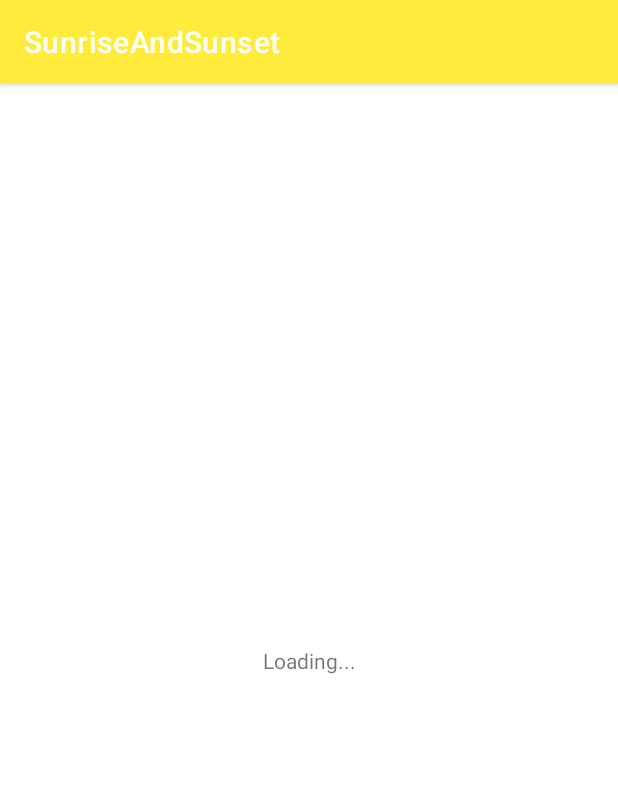
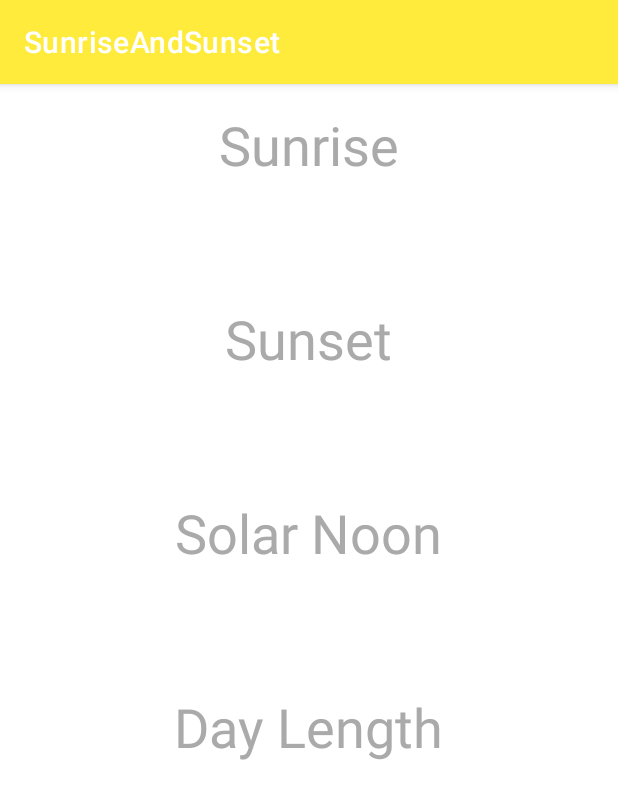
Before and after one commit to iansui2/SunriseAndSunset, an Android app: the screen it shows after launch (MainActivity), on a phone screen of 412 x 824 dp. Shown: the top 799 px of the screen. Run offline under Robolectric (Android 15) with nearby library versions, the phone set to English and light mode, and no system bars; our stand-ins replace data binding; 5 statements that could not run were skipped.

Commit message:
put the data into TextViews

```diff
--- a/app/src/main/java/com/iansui/sunriseandsunset/sunrisesunset/SunriseSunsetFragment.kt
+++ b/app/src/main/java/com/iansui/sunriseandsunset/sunrisesunset/SunriseSunsetFragment.kt
@@ -13,10 +13,9 @@ class SunriseSunsetFragment : Fragment() {
     private val viewModel: SunriseSunsetViewModel by viewModels()
 
     override fun onCreateView(
-        inflater: LayoutInflater,
-        container: ViewGroup?,
-        savedInstanceState: Bundle?
-    ): View? {
+            inflater: LayoutInflater,
+            container: ViewGroup?,
+            savedInstanceState: Bundle?): View {
         val binding = FragmentSunriseSunsetBinding.inflate(inflater)
 
         // Allow Data Binding to Observe LiveData with the lifecycle of this Fragment
--- a/app/src/main/java/com/iansui/sunriseandsunset/sunrisesunset/SunriseSunsetViewModel.kt
+++ b/app/src/main/java/com/iansui/sunriseandsunset/sunrisesunset/SunriseSunsetViewModel.kt
@@ -15,6 +15,30 @@ class SunriseSunsetViewModel: ViewModel() {
     // External immutable LiveData for the request status
     val status: LiveData<String> = _status
 
+    // Internal MutableLiveData that stores the sunrise of the request
+    private val _sunrise = MutableLiveData<String>()
+
+    // External immutable LiveData for the request status
+    val sunrise: LiveData<String> = _sunrise
+
+    // Internal MutableLiveData that stores the sunset of the request
+    private val _sunset = MutableLiveData<String>()
+
+    // External immutable LiveData for the request status
+    val sunset: LiveData<String> = _sunset
+
+    // Internal MutableLiveData that stores the solar noon of the request
+    private val _solar_noon = MutableLiveData<String>()
+
+    // External immutable LiveData for the request status
+    val solar_noon: LiveData<String> = _solar_noon
+
+    // Internal MutableLiveData that stores the day length of the request
+    private val _day_length = MutableLiveData<String>()
+
+    // External immutable LiveData for the request status
+    val day_length: LiveData<String> = _day_length
+
     /**
      * Call getSunriseSunsetData() on init to display status
      * immediately the app first launches
@@ -31,15 +55,14 @@ class SunriseSunsetViewModel: ViewModel() {
         _status.value = "Loading..."
         viewModelScope.launch {
             try {
-                val result = SunriseSunsetApi.retrofitService.getSunriseSunsetData(latitude = 121.043861,
+                val sunriseSunsetData = SunriseSunsetApi.retrofitService.getSunriseSunsetData(latitude = 121.043861,
                     longitude = 14.676208,
                     date = "today")
-                _status.value = "Success!" +
-                                "\nThe data retrieved are " +
-                                "\nSunrise: ${result.results.sunrise}" +
-                                "\nSunset: ${result.results.sunset}" +
-                                "\nSolar Noon: ${result.results.solarNoon}" +
-                                "\nDay Length: ${result.results.dayLength}"
+                _status.value = "Success!"
+                _sunrise.value = sunriseSunsetData.results.sunrise
+                _sunset.value = sunriseSunsetData.results.sunset
+                _solar_noon.value = sunriseSunsetData.results.solarNoon
+                _day_length.value = sunriseSunsetData.results.dayLength
             } catch (e: Exception) {
                 _status.value = "Failure! " +
                                 "\n${e.message}"
--- a/app/src/main/res/layout/fragment_sunrise_sunset.xml
+++ b/app/src/main/res/layout/fragment_sunrise_sunset.xml
@@ -1,8 +1,8 @@
 <?xml version="1.0" encoding="utf-8"?>
 <layout
     xmlns:android="http://schemas.android.com/apk/res/android"
-    xmlns:tools="http://schemas.android.com/tools"
-    xmlns:app="http://schemas.android.com/apk/res-auto">
+    xmlns:app="http://schemas.android.com/apk/res-auto"
+    xmlns:tools="http://schemas.android.com/tools">
 
     <data>
         <variable
@@ -10,19 +10,88 @@
             type="com.iansui.sunriseandsunset.sunrisesunset.SunriseSunsetViewModel" />
     </data>
 
-        <androidx.constraintlayout.widget.ConstraintLayout
-            android:layout_width="match_parent"
-            android:layout_height="match_parent"
-            tools:context=".sunrisesunset.SunriseSunsetFragment">
+    <LinearLayout
+        android:layout_width="match_parent"
+        android:layout_height="match_parent"
+        android:orientation="vertical"
+        android:padding="16dp"
+        tools:context="com.iansui.sunriseandsunset.sunrisesunset.SunriseSunsetFragment">
 
-            <TextView
-                android:layout_width="wrap_content"
-                android:layout_height="wrap_content"
-                app:layout_constraintLeft_toLeftOf="parent"
-                app:layout_constraintRight_toRightOf="parent"
-                app:layout_constraintTop_toTopOf="parent"
-                app:layout_constraintBottom_toBottomOf="parent"
-                android:text="@{viewModel.status}"/>
+        <TextView
+            android:layout_width="wrap_content"
+            android:layout_height="wrap_content"
+            android:layout_gravity="center"
+            android:text="@string/sunrise"
+            android:textSize="@dimen/text_view_label_size"
+            android:textColor="@android:color/darker_gray"
+            android:layout_marginBottom="16dp"/>
 
-        </androidx.constraintlayout.widget.ConstraintLayout>
+        <TextView
+            android:layout_width="wrap_content"
+            android:layout_height="wrap_content"
+            android:layout_gravity="center"
+            tools:text="5:58:27 AM"
+            app:normalTimeFormat="@{viewModel.sunrise}"
+            android:textSize="@dimen/text_view_label_size"
+            android:textColor="@color/black"
+            android:layout_marginBottom="16dp"/>
+
+        <TextView
+            android:layout_width="wrap_content"
+            android:layout_height="wrap_content"
+            android:layout_gravity="center"
+            android:text="@string/sunset"
+            android:textSize="@dimen/text_view_label_size"
+            android:textColor="@android:color/darker_gray"
+            android:layout_marginBottom="16dp"/>
+
+        <TextView
+            android:layout_width="wrap_content"
+            android:layout_height="wrap_content"
+            android:layout_gravity="center"
+            tools:text="4:08:00 PM"
+            app:normalTimeFormat="@{viewModel.sunset}"
+            android:textSize="@dimen/text_view_label_size"
+            android:textColor="@color/black"
+            android:layout_marginBottom="16dp"/>
+
+        <TextView
+            android:layout_width="wrap_content"
+            android:layout_height="wrap_content"
+            android:layout_gravity="center"
+            android:text="@string/solar_noon"
+            android:textSize="@dimen/text_view_label_size"
+            android:textColor="@android:color/darker_gray"
+            android:layout_marginBottom="16dp"/>
+
+        <TextView
+            android:layout_width="wrap_content"
+            android:layout_height="wrap_content"
+            android:layout_gravity="center"
+            tools:text="11:03:14 AM"
+            app:normalTimeFormat="@{viewModel.solar_noon}"
+            android:textSize="@dimen/text_view_label_size"
+            android:textColor="@color/black"
+            android:layout_marginBottom="16dp"/>
+
+        <TextView
+            android:layout_width="wrap_content"
+            android:layout_height="wrap_content"
+            android:layout_gravity="center"
+            android:text="@string/day_length"
+            android:textSize="@dimen/text_view_label_size"
+            android:textColor="@android:color/darker_gray"
+            android:layout_marginBottom="16dp"/>
+
+        <TextView
+            android:layout_width="wrap_content"
+            android:layout_height="wrap_content"
+            android:layout_gravity="center"
+            tools:text="10:09:33"
+            app:specialTimeFormat="@{viewModel.day_length}"
+            android:textSize="@dimen/text_view_label_size"
+            android:textColor="@color/black"
+            android:layout_marginBottom="16dp"/>
+
+    </LinearLayout>
 </layout>
--- /dev/null
+++ b/app/src/main/res/values/dimens.xml
@@ -0,0 +1,4 @@
+<?xml version="1.0" encoding="utf-8"?>
+<resources>
+    <dimen name="text_view_label_size">36sp</dimen>
+</resources>
--- a/app/src/main/res/values/strings.xml
+++ b/app/src/main/res/values/strings.xml
@@ -1,3 +1,7 @@
 <resources>
     <string name="app_name">SunriseAndSunset</string>
+    <string name="sunrise">Sunrise</string>
+    <string name="sunset">Sunset</string>
+    <string name="solar_noon">Solar Noon</string>
+    <string name="day_length">Day Length</string>
 </resources>
```
